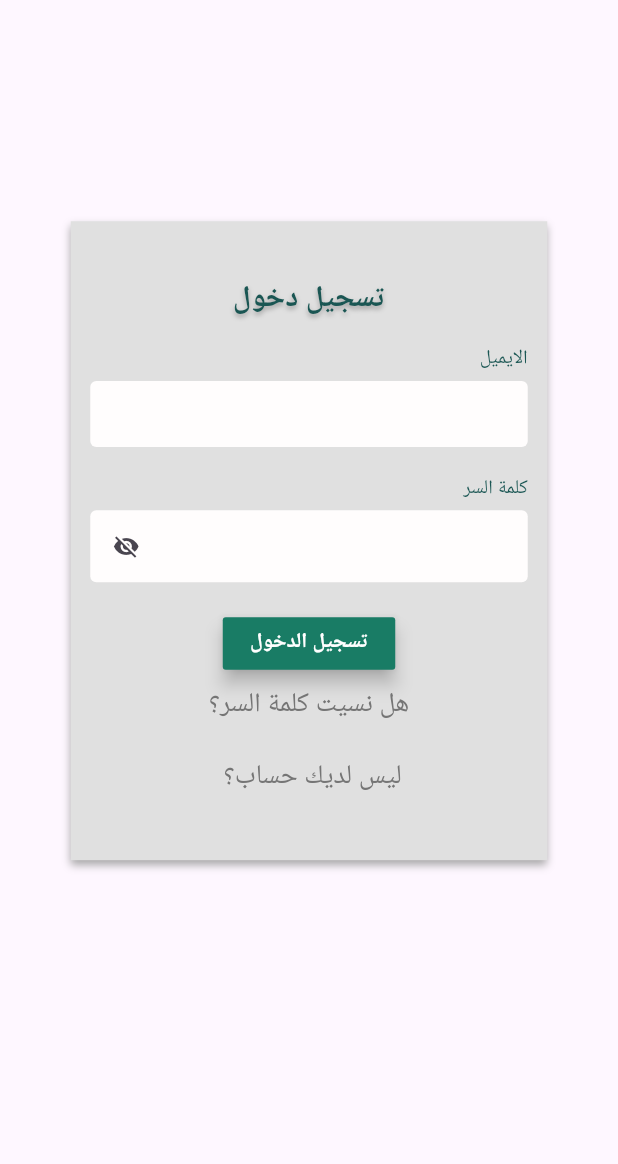
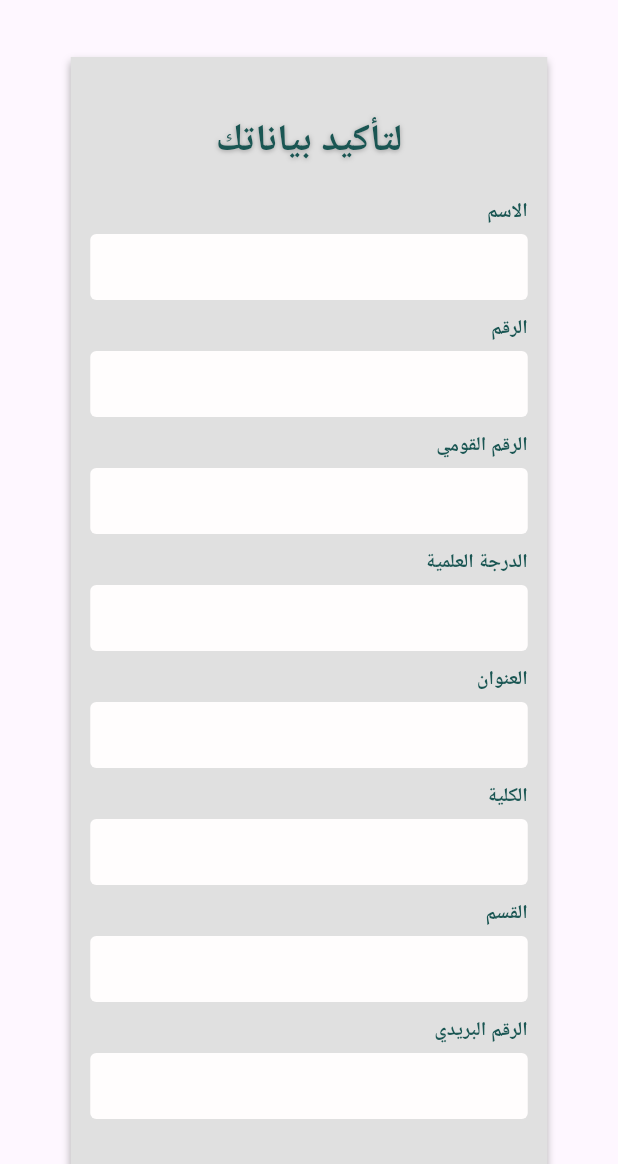
Before and after one commit to BassamEmad39/graduation_project, a Flutter app: the screen it shows after launch, on a phone screen of 412 x 824 dp, the part 72-1236 px from its top. Run offline on Flutter 3.47's test engine with Material 3 defaults, Android fonts, the phone set to English and light mode, and no system bars; our stand-ins replace flutter_otp_text_field, flutter_screenutil, flutter_spinkit; missing offline and left inert: auto_direction.

Commit message:
esraa_updates

```diff
--- a/lib/custom/buttons.dart
+++ b/lib/custom/buttons.dart
@@ -9,9 +9,9 @@ class CustomButton extends StatelessWidget {
   Widget build(BuildContext context) {
     return Container(
       width: 115,
-      height: 35,
+      height: 40,
       child: MaterialButton(
-        elevation: 5,
+        elevation: 4,
         color: Color.fromARGB(255, 25, 124, 101),
         onPressed: onPressed,
         child: Text(title,
--- a/lib/main.dart
+++ b/lib/main.dart
@@ -2,16 +2,19 @@
 
 import 'package:flutter/material.dart';
 import 'package:flutter_screenutil/flutter_screenutil.dart';
-import 'package:graduation_project/pages/changepassword.dart';
+import 'package:graduation_project/pages/confirminfo.dart';
 import 'package:graduation_project/pages/contact_us.dart';
 import 'package:graduation_project/pages/forgetpassword.dart';
 import 'package:graduation_project/pages/homepage.dart';
 import 'package:graduation_project/pages/loading_page.dart';
 import 'package:graduation_project/pages/login.dart';
+import 'package:graduation_project/pages/researchConditions.dart';
+import 'package:graduation_project/pages/searchinfo.dart';
 import 'package:graduation_project/pages/signup1.dart';
 import 'package:graduation_project/pages/signup2.dart';
 import 'package:graduation_project/pages/signup3.dart';
 import 'package:graduation_project/pages/signup4.dart';
+import 'package:graduation_project/pages/verfication.dart';
 
 void main() {
   runApp(const MyApp());
@@ -35,6 +38,6 @@ class _MyAppState extends State<MyApp> {
               debugShowCheckedModeBanner: false,
               home: child,
             ),
-child: const LoginPage());
+child: const ConfirmInformation());
   }
 }
--- /dev/null
+++ b/lib/pages/confirminfo.dart
@@ -0,0 +1,248 @@
+import 'package:flutter/material.dart';
+import 'package:flutter/widgets.dart';
+import 'package:flutter_screenutil/flutter_screenutil.dart';
+import 'package:graduation_project/custom/appbar.dart';
+import 'package:graduation_project/custom/buttons.dart';
+import 'package:graduation_project/custom/textField.dart';
+import 'package:graduation_project/pages/searchinfo.dart';
+
+class ConfirmInformation extends StatefulWidget {
+  const ConfirmInformation({super.key});
+
+  @override
+  State<ConfirmInformation> createState() => _ConfirmInformationState();
+}
+
+class _ConfirmInformationState extends State<ConfirmInformation> {
+  @override
+  Widget build(BuildContext context) {
+    return Scaffold(
+      appBar: MyAppBar(),
+      body: SingleChildScrollView(
+        child: Column(mainAxisAlignment: MainAxisAlignment.center, children: [
+          SizedBox(
+            height: 30,
+          ),
+          Center(
+            child: Container(
+              padding: const EdgeInsets.symmetric(horizontal: 13, vertical: 37),
+              decoration: BoxDecoration(
+                boxShadow: [
+                  BoxShadow(
+                    color: Colors.grey.withOpacity(0.9),
+                    spreadRadius: 0,
+                    blurRadius: 4,
+                    offset: const Offset(0, 3), // changes position of shadow
+                  ),
+                ],
+                color: Colors.grey[300],
+              ),
+              width: 340.w,
+              height: 800.h,
+              child: const Column(
+                  crossAxisAlignment: CrossAxisAlignment.end,
+                  children: [
+                    Center(
+                      child: Text(
+                        "لتأكيد بياناتك",
+                        style: TextStyle(
+                            fontWeight: FontWeight.bold,
+                            fontSize: 25,
+                            color: Color.fromRGBO(26, 86, 83, 1),
+                            shadows: [
+                              BoxShadow(
+                                color: Colors.grey,
+                                spreadRadius: 0,
+                                blurRadius: 4,
+                                offset: Offset(0, 1),
+                              )
+                            ]),
+                      ),
+                    ),
+                    SizedBox(
+                      height: 20,
+                    ),
+                    Text("الاسم",
+                        style: TextStyle(
+                            color: Color.fromRGBO(26, 86, 83, 1),
+                            fontWeight: FontWeight.bold,
+                            fontSize: 13)),
+                    SizedBox(
+                      height: 5,
+                    ),
+                    MyTextField(isPassword: false, maxLiness: 1),
+                    SizedBox(
+                      height: 10,
+                    ),
+                    Text("الرقم",
+                        style: TextStyle(
+                            color: Color.fromRGBO(26, 86, 83, 1),
+                            fontWeight: FontWeight.bold,
+                            fontSize: 13)),
+                    SizedBox(
+                      height: 5,
+                    ),
+                    MyTextField(isPassword: false, maxLiness: 1),
+                    SizedBox(
+                      height: 10,
+                    ),
+                    Text("الرقم القومي",
+                        style: TextStyle(
+                            color: Color.fromRGBO(26, 86, 83, 1),
+                            fontWeight: FontWeight.bold,
+                            fontSize: 13)),
+                    SizedBox(
+                      height: 5,
+                    ),
+                    MyTextField(isPassword: false, maxLiness: 1),
+                    SizedBox(
+                      height: 10,
+                    ),
+                    Text("الدرجة العلمية",
+                        style: TextStyle(
+                            color: Color.fromRGBO(26, 86, 83, 1),
+                            fontWeight: FontWeight.bold,
+                            fontSize: 13)),
+                    SizedBox(
+                      height: 5,
+                    ),
+                    MyTextField(isPassword: false, maxLiness: 1),
+                    SizedBox(
+                      height: 10,
+                    ),
+                    Text("العنوان",
+                        style: TextStyle(
+                            color: Color.fromRGBO(26, 86, 83, 1),
+                            fontWeight: FontWeight.bold,
+                            fontSize: 13)),
+                    SizedBox(
+                      height: 5,
+                    ),
+                    MyTextField(isPassword: false, maxLiness: 1),
+                    SizedBox(
+                      height: 10,
+                    ),
+                    Text("الكلية",
+                        style: TextStyle(
+                            color: Color.fromRGBO(26, 86, 83, 1),
+                            fontWeight: FontWeight.bold,
+                            fontSize: 13)),
+                    SizedBox(
+                      height: 5,
+                    ),
+                    MyTextField(isPassword: false, maxLiness: 1),
+                    SizedBox(
+                      height: 10,
+                    ),
+                    Text("القسم",
+                        style: TextStyle(
+                            color: Color.fromRGBO(26, 86, 83, 1),
+                            fontWeight: FontWeight.bold,
+                            fontSize: 13)),
+                    SizedBox(
+                      height: 5,
+                    ),
+                    MyTextField(isPassword: false, maxLiness: 1),
+                    SizedBox(
+                      height: 10,
+                    ),
+                    Text("الرقم البريدي",
+                        style: TextStyle(
+                            color: Color.fromRGBO(26, 86, 83, 1),
+                            fontWeight: FontWeight.bold,
+                            fontSize: 13)),
+                    SizedBox(
+                      height: 5,
+                    ),
+                    MyTextField(isPassword: false, maxLiness: 1),
+                    SizedBox(
+                      height: 10,
+                    ),
+                  ]),
+            ),
+          ),
+          const SizedBox(
+            height: 30,
+          ),
+          Container(
+            decoration: BoxDecoration(
+              boxShadow: [
+                BoxShadow(
+                  color: Colors.grey.withOpacity(0.9),
+                  spreadRadius: 0,
+                  blurRadius: 0,
+                ),
+              ],
+              color: Colors.grey[300],
+            ),
+            width: 200.w,
+            height: 80.h,
+            alignment: Alignment.center,
+            child: Column(
+              children: [
+                SizedBox(
+                  height: 5,
+                ),
+                const Text(
+                  "قم برفع صورةالبطاقةهنا",
+                  style: TextStyle(
+                      fontWeight: FontWeight.w700,
+                      fontSize: 13,
+                      color: Color.fromRGBO(26, 86, 83, 1),
+                      shadows: [
+                        BoxShadow(
+                          color: Colors.grey,
+                          spreadRadius: 0,
+                          blurRadius: 4,
+                          offset: Offset(0, 1),
+                        )
+                      ]),
+                ),
+                SizedBox(
+                  height: 10,
+                ),
+                Container(
+                  width: 120,
+                  height: 30,
+                  color: Colors.white,
+                  child: MaterialButton(
+                      onPressed: () {},
+                      child: const Row(
+                          mainAxisAlignment: MainAxisAlignment.spaceBetween,
+                          children: [
+                            Text("صورة البطاقة",
+                                style: TextStyle(
+                                  fontSize: 12,
+                                  fontWeight: FontWeight.w700,
+                                )),
+                            Icon(
+                              Icons.file_upload_outlined,
+                              size: 15,
+                              color: Color.fromARGB(255, 25, 124, 101),
+                            ),
+                          ])),
+                )
+              ],
+            ),
+          ),
+          const SizedBox(
+            height: 30,
+          ),
+          Center(
+            child: CustomButton(
+              title: "التالي",
+              onPressed: () {
+                Navigator.of(context).push(MaterialPageRoute(
+                  builder: (BuildContext context) => const SearchInfo(),
+                ));
+              },
+            ),
+          ),
+          const SizedBox(
+            height: 30,
+          ),
+        ]),
+      ),
+    );
+  }
+}
--- a/lib/pages/forgetpassword.dart
+++ b/lib/pages/forgetpassword.dart
@@ -3,7 +3,7 @@ import 'package:flutter_screenutil/flutter_screenutil.dart';
 import 'package:graduation_project/custom/appbar.dart';
 import 'package:graduation_project/custom/buttons.dart';
 import 'package:graduation_project/custom/textField.dart';
-import 'package:graduation_project/pages/changepassword.dart';
+import 'package:graduation_project/pages/verfication.dart';
 
 class ForgetPssword extends StatelessWidget {
   const ForgetPssword({super.key});
@@ -80,7 +80,7 @@ class ForgetPssword extends StatelessWidget {
                           onPressed: () {
                             Navigator.of(context).push(MaterialPageRoute(
                               builder: (BuildContext context) =>
-                                  const ChangePassword(),
+                                  const Verificationn(),
                             ));
                           },
                         ),
--- a/lib/pages/login.dart
+++ b/lib/pages/login.dart
@@ -44,7 +44,7 @@ class _LoginPageState extends State<LoginPage> {
                       color: Colors.grey[300],
                     ),
                     width: 340.w,
-                    height: 458.h,
+                    height: 500.h,
                     child: Column(
                       crossAxisAlignment: CrossAxisAlignment.end,
                       children: [
@@ -52,70 +52,65 @@ class _LoginPageState extends State<LoginPage> {
                           child: Text(
                             "تسجيل دخول",
                             style: TextStyle(
-                                fontWeight: FontWeight.w700,
-                                fontSize: 20,
-                                color: Color.fromRGBO(26, 86, 83, 1),
-                                shadows: [
-                                  BoxShadow(
-                                    color: Colors.grey,
-                                    spreadRadius: 0,
-                                    blurRadius: 4,
-                                    offset: Offset(0, 2),
-                                  )
-                                ]),
+                                fontSize: 25,
+                                fontWeight: FontWeight.bold,
+                                color: Color.fromARGB(
+                                  255,
+                                  25,
+                                  124,
+                                  101,
+                                )),
                           ),
                         ),
                         SizedBox(
-                          height: 17.h,
+                          height: 20,
                         ),
                         Text(
                           "الايميل",
                           style: TextStyle(
-                              color: Color.fromRGBO(26, 86, 83, 1),
-                              fontWeight: FontWeight.w500,
-                              fontSize: 13),
+                              fontSize: 20,
+                              color: Color.fromARGB(
+                                255,
+                                25,
+                                124,
+                                101,
+                              )),
                         ),
                         SizedBox(
-                          height: 5.h,
+                          height: 10,
                         ),
                         MyTextField(isPassword: false, maxLiness: 1),
                         SizedBox(
-                          height: 20.h,
+                          height: 10,
                         ),
                         Text(
                           "كلمة السر",
                           style: TextStyle(
-                              color: Color.fromRGBO(26, 86, 83, 1),
-                              fontWeight: FontWeight.w500,
-                              fontSize: 13),
+                              fontSize: 20,
+                              color: Color.fromARGB(
+                                255,
+                                25,
+                                124,
+                                101,
+                              )),
                         ),
                         SizedBox(
-                          height: 5.h,
+                          height: 10,
                         ),
                         MyTextField(
                           isPassword: true,
                           maxLiness: 1,
                         ),
                         SizedBox(
-                          height: 25.h,
+                          height: 15,
                         ),
                         Center(
                             child: CustomButton(
                           title: "تسجيل الدخول",
                           onPressed: () {},
                         )),
-                        Center(
-                          child: MaterialButton(
-                            onPressed: () {
-                              Navigator.of(context).push(MaterialPageRoute(
-                                builder: (BuildContext context) =>
-                                    const ForgetPssword(),
-                              ));
-                            },
-                            child: Text("هل نسيت كلمة السر؟",
-                                style: TextStyle(
-                                    fontSize: 18, color: Colors.grey[600])),
-                          ),
+                        SizedBox(
+                          height: 5,
                         ),
                         Center(
                           child: MaterialButton(
@@ -129,7 +124,20 @@ class _LoginPageState extends State<LoginPage> {
                                 style: TextStyle(
                                     fontSize: 18, color: Colors.grey[600])),
                           ),
-                        )
+                        ),
+                        Center(
+                          child: MaterialButton(
+                            onPressed: () {
+                              Navigator.of(context).push(MaterialPageRoute(
+                                builder: (BuildContext context) =>
+                                    const ForgetPssword(),
+                              ));
+                            },
+                            child: Text("هل نسيت كلمة السر؟",
+                                style: TextStyle(
+                                    fontSize: 15, color: Colors.grey[600])),
+                          ),
+                        ),
                       ],
                     )),
               ),
--- a/pubspec.yaml
+++ b/pubspec.yaml
@@ -38,6 +38,11 @@ dependencies:
   flutter_screenutil: ^5.9.0
   auto_direction: ^0.0.7
   flutter_spinkit: ^5.2.0
+  pin_code_text_field: ^1.8.0
+  pinput: ^4.0.0
+  pin_code_fields:
+  flutter_otp_text_field: ^1.1.1
+
 
 dev_dependencies:
   flutter_test:
```
Also changed, not shown: lib/pages/searchinfo.dart (added, +255 -0 lines), lib/pages/verfication.dart (renamed from lib/pages/changepassword.dart, +23 -57 lines), pubspec.lock, 5 other files.
